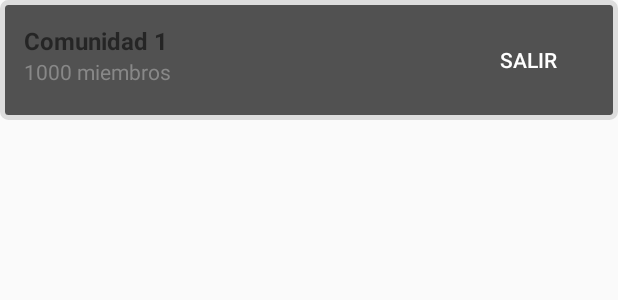
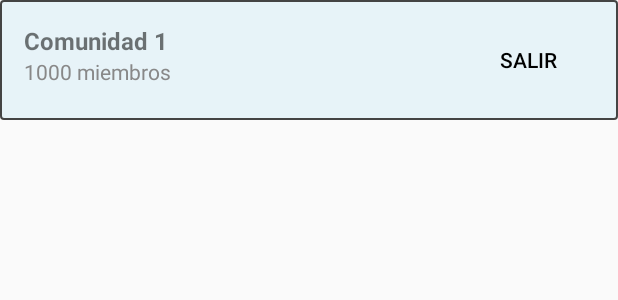
Before and after one commit to SAINTTTT/kotlin-ridit, an Android app built with Jetpack Compose: the layout item_community.xml on its own in the app's theme, with its tools: preview values and no code run, on a phone screen of 412 x 824 dp. Shown: the top 300 px of the screen. Run offline under Robolectric (Android 15) with nearby library versions, the phone set to English and light mode, and no system bars.

Commit message:
Se actualiza los estilos de listado de comunidades

```diff
--- a/app/src/main/res/layout/item_community.xml
+++ b/app/src/main/res/layout/item_community.xml
@@ -5,7 +5,7 @@
     android:orientation="horizontal"
     android:padding="16dp"
     android:layout_marginBottom="8dp"
-    android:background="@drawable/item_community_border">
+    android:background="@drawable/comments_history_item">
 
     <LinearLayout
         android:layout_width="0dp"
@@ -36,5 +36,5 @@
         android:layout_height="wrap_content"
         android:text="Salir"
         android:background="?attr/selectableItemBackground"
-        android:textColor="#FFFFFF" />
+        android:textColor="@color/black" />
 </LinearLayout>
```
